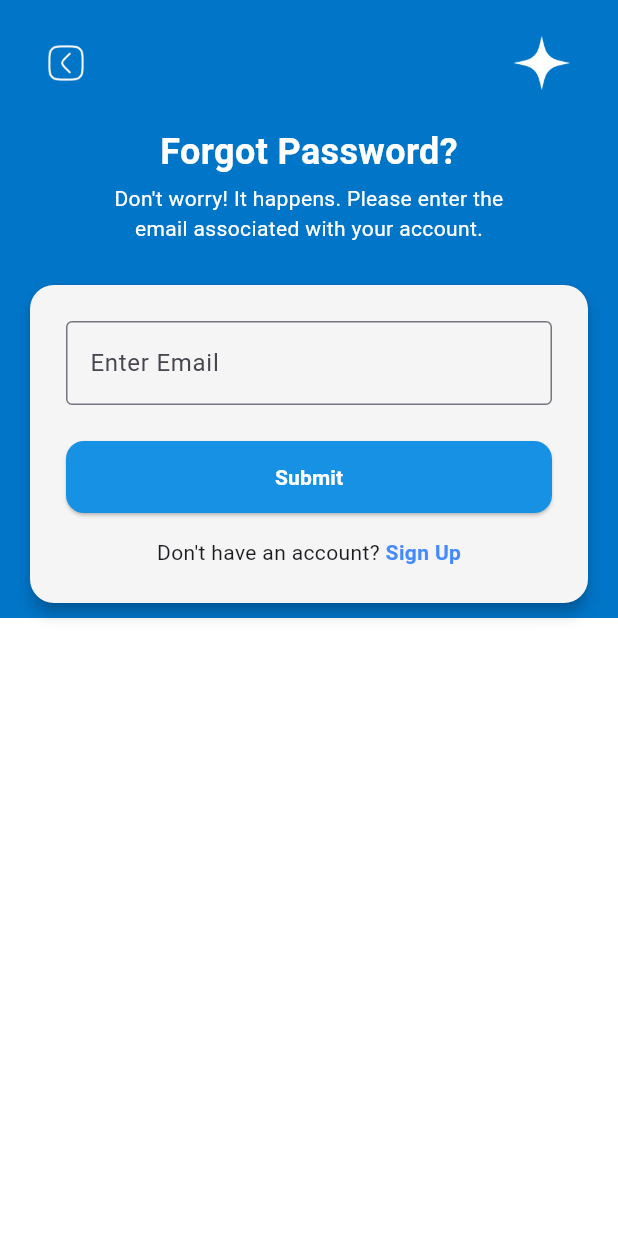
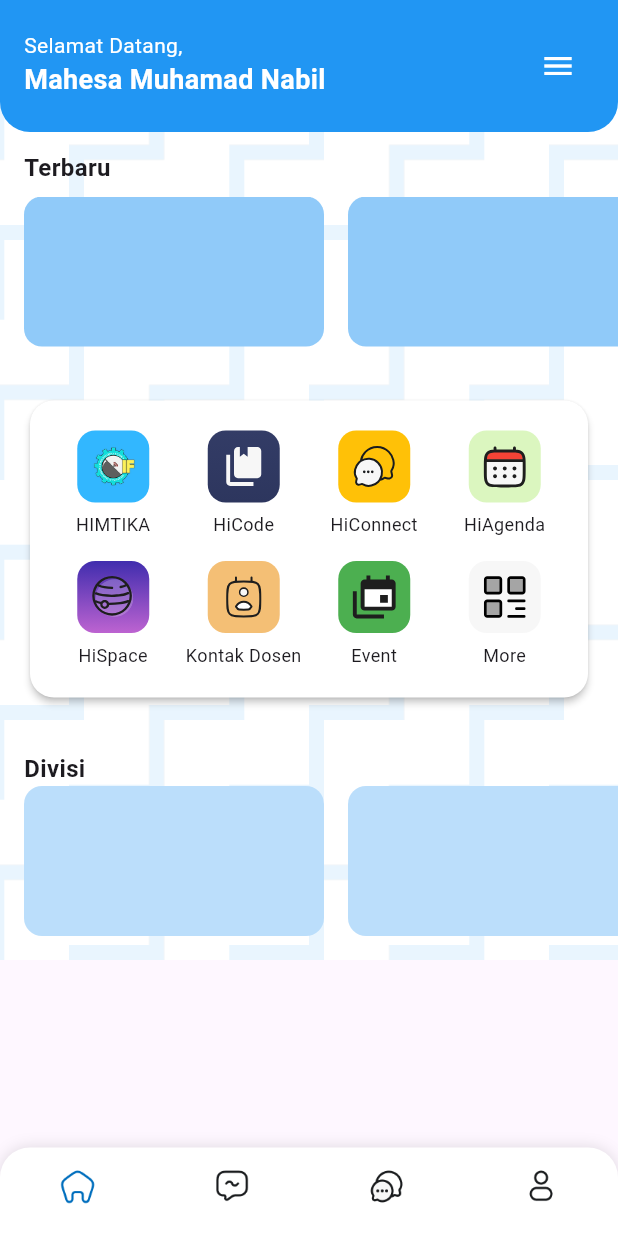
Before and after one commit to RnD-HIMTIKA/himtika-mobile-information, a Flutter app: the screen it shows after launch, on a phone screen of 412 x 824 dp. Run offline on Flutter 3.47's test engine with Material 3 defaults, Android fonts, the phone set to English and light mode, and no system bars; our stand-ins replace equatable, flutter_bloc, flutter_svg, supabase_flutter; accounts and stored records are empty.

Commit message:
membuat page home

```diff
--- /dev/null
+++ b/lib/features/home/presentation/bloc/home_bloc.dart
@@ -0,0 +1,21 @@
+import 'package:flutter_bloc/flutter_bloc.dart';
+import 'home_event.dart';
+import 'home_state.dart';
+
+class HomeBloc extends Bloc<HomeEvent, HomeState> {
+  HomeBloc() : super(const HomeState()) {
+    on<LoadHomeData>(_onLoadHomeData);
+  }
+
+  void _onLoadHomeData(LoadHomeData event, Emitter<HomeState> emit) async {
+    emit(state.copyWith(isLoading: true));
+
+    await Future.delayed(const Duration(seconds: 1)); // simulasi fetch data
+
+    emit(state.copyWith(
+      username: "Mahesa Muhamad Nabil",
+      latestItems: ["item1", "item2"],
+      isLoading: false,
+    ));
+  }
+}
--- /dev/null
+++ b/lib/features/home/presentation/bloc/home_event.dart
@@ -0,0 +1,10 @@
+import 'package:equatable/equatable.dart';
+
+abstract class HomeEvent extends Equatable {
+  const HomeEvent();
+
+  @override
+  List<Object?> get props => [];
+}
+
+class LoadHomeData extends HomeEvent {}
--- /dev/null
+++ b/lib/features/home/presentation/bloc/home_state.dart
@@ -0,0 +1,28 @@
+import 'package:equatable/equatable.dart';
+
+class HomeState extends Equatable {
+  final String username;
+  final bool isLoading;
+  final List<String> latestItems;
+
+  const HomeState({
+    this.username = '',
+    this.isLoading = false,
+    this.latestItems = const [],
+  });
+
+  HomeState copyWith({
+    String? username,
+    bool? isLoading,
+    List<String>? latestItems,
+  }) {
+    return HomeState(
+      username: username ?? this.username,
+      isLoading: isLoading ?? this.isLoading,
+      latestItems: latestItems ?? this.latestItems,
+    );
+  }
+
+  @override
+  List<Object?> get props => [username, isLoading, latestItems];
+}
--- /dev/null
+++ b/lib/features/home/presentation/pages/home.dart
@@ -0,0 +1,273 @@
+import 'package:flutter/material.dart';
+import 'package:flutter_svg/flutter_svg.dart';
+import 'package:flutter_bloc/flutter_bloc.dart';
+import '../bloc/home_bloc.dart';
+import '../bloc/home_event.dart';
+import '../bloc/home_state.dart';
+
+class HomePage extends StatelessWidget {
+  const HomePage({super.key});
+
+  @override
+  Widget build(BuildContext context) {
+    return BlocProvider(
+      create: (_) => HomeBloc()..add(LoadHomeData()),
+      child: Scaffold(
+        body: SafeArea(
+          child: BlocBuilder<HomeBloc, HomeState>(
+            builder: (context, state) {
+              if (state.isLoading) {
+                return const Center(child: CircularProgressIndicator());
+              }
+
+              return Container(
+                decoration: const BoxDecoration(
+                  color: Colors.white, // dasar putih
+                  image: DecorationImage(
+                    image: AssetImage("src/features/home/images/pattern.png"), // motif
+                    fit: BoxFit.cover,
+                    opacity: 0.1, // supaya motif samar
+                  ),
+                ),
+                child: SingleChildScrollView(
+                  child: Column(
+                    crossAxisAlignment: CrossAxisAlignment.start,
+                    children: [
+                      // Header
+                      Container(
+                        padding: const EdgeInsets.symmetric(horizontal: 16, vertical: 20),
+                        decoration: const BoxDecoration(
+                          color: Colors.blue,
+                          borderRadius: BorderRadius.only(
+                            bottomLeft: Radius.circular(20),
+                            bottomRight: Radius.circular(20),
+                          ),
+                        ),
+                        child: Row(
+                          mainAxisAlignment: MainAxisAlignment.spaceBetween,
+                          crossAxisAlignment: CrossAxisAlignment.start,
+                          children: [
+                            Column(
+                              crossAxisAlignment: CrossAxisAlignment.start,
+                              children: [
+                                const Text(
+                                  "Selamat Datang,",
+                                  style: TextStyle(
+                                    color: Colors.white,
+                                    fontSize: 14,
+                                  ),
+                                ),
+                                Text(
+                                  state.username,
+                                  style: const TextStyle(
+                                    color: Colors.white,
+                                    fontSize: 18,
+                                    fontWeight: FontWeight.bold,
+                                  ),
+                                ),
+                              ],
+                            ),
+                            IconButton(
+                              icon: const Icon(Icons.menu, color: Colors.white),
+                              onPressed: () {
+                                // Aksi ketika icon menu ditekan
+                              },
+                            ),
+                          ],
+                        ),
+                      ),
+
+                    const SizedBox(height: 12),
+
+                    // Terbaru
+                    const Padding(
+                      padding: EdgeInsets.symmetric(horizontal: 16),
+                      child: Text("Terbaru", style: TextStyle(fontSize: 16, fontWeight: FontWeight.bold)),
+                    ),
+                    const SizedBox(height: 8),
+                    SizedBox(
+                      height: 100,
+                      child: ListView.builder(
+                        scrollDirection: Axis.horizontal,
+                        itemCount: 3,
+                        itemBuilder: (_, index) => Container(
+                          width: 200,
+                          margin: const EdgeInsets.only(left: 16),
+                          decoration: BoxDecoration(
+                            color: Colors.blue[200],
+                            borderRadius: BorderRadius.circular(12),
+                          ),
+                        ),
+                      ),
+                    ),
+
+                    const SizedBox(height: 16),
+
+                    // Menu Grid
+                    Padding(
+                      padding: const EdgeInsets.all(16.0), // jarak luar card
+                      child: Card(
+                        color: Colors.white,
+                        elevation: 2,
+                        shape: RoundedRectangleBorder(
+                          borderRadius: BorderRadius.circular(16),
+                        ),
+                        child: Padding(
+                          padding: const EdgeInsets.all(12.0), // jarak dalam card
+                          child: GridView.count(
+                            shrinkWrap: true,
+                            physics: const NeverScrollableScrollPhysics(),
+                            crossAxisCount: 4,
+                            children: [
+                              _menuItem("src/features/home/icons/himtika.png", "HIMTIKA", [Color(0xFF32B7FF), Color(0xFF32B7FF)]),
+                              _menuItem("src/features/home/icons/hicode.svg", "HiCode", [Color(0xFF333C66), Color(0xFF2D365E)]),
+                              _menuItem("src/features/home/icons/hiconnect.svg", "HiConnect", [Color(0xFFFFC107), Color(0xFFFFC107)]),
+                              _menuItem("src/features/home/icons/hiagenda.svg", "HiAgenda", [Color(0xFFDBF6BF), Color(0xFFDBF6BF)]),
+                              _menuItem("src/features/home/icons/hispace.svg", "HiSpace", [Color(0xFF402DAE), Color(0xFFBD63D1)]),
+                              _menuItem("src/features/home/icons/kontak.svg", "Kontak Dosen", [Color(0xFFF4BF75), Color(0xFFF4BF75)]),
+                              _menuItem("src/features/home/icons/event.svg", "Event", [Color(0xFF4CAF50), Color(0xFF4CAF50)]),
+                              _menuItem("src/features/home/icons/more.svg", "More", [Color(0xFFF7F7F7), Color(0xFFF7F7F7)]),
+                            ],
+                          ),
+                        ),
+                      ),
+                    ),
+
+
+                    const SizedBox(height: 16),
+
+                    // Divisi
+                    const Padding(
+                      padding: EdgeInsets.symmetric(horizontal: 16),
+                      child: Text("Divisi", style: TextStyle(fontSize: 16, fontWeight: FontWeight.bold)),
+                    ),
+                    SizedBox(
+                      height: 100,
+                      child: ListView.builder(
+                        scrollDirection: Axis.horizontal,
+                        itemCount: 3,
+                        itemBuilder: (_, index) => Container(
+                          width: 200,
+                          margin: const EdgeInsets.only(left: 16),
+                          decoration: BoxDecoration(
+                            color: Colors.blue[100],
+                            borderRadius: BorderRadius.circular(12),
+                          ),
+                        ),
+                      ),
+                    ),
+
+                    const SizedBox(height: 16),
+                  ],
+                ),
+              ),
+              );
+            },
+          ),
+        ),
+       bottomNavigationBar: Container(
+        decoration: const BoxDecoration(
+          color: Colors.white,
+          borderRadius: BorderRadius.only(
+            topLeft: Radius.circular(20),
+            topRight: Radius.circular(20),
+          ),
+          boxShadow: [
+            BoxShadow(
+              color: Colors.black12,
+              spreadRadius: 0,
+              blurRadius: 8,
+            ),
+          ],
+        ),
+        child: BottomNavigationBar(
+          type: BottomNavigationBarType.fixed,
+          selectedItemColor: Colors.black,
+          unselectedItemColor: Colors.black,
+          backgroundColor: Colors.transparent,
+          elevation: 0,
+          showSelectedLabels: false,
+          showUnselectedLabels: false,
+          items: [
+            BottomNavigationBarItem(
+              icon: Image.asset(
+                "src/features/home/icons/home.png",
+                width: 24,
+                height: 24,
+              ),
+              label: "",
+            ),
+            BottomNavigationBarItem(
+              icon: Image.asset(
+                "src/features/home/icons/chat.png",
+                width: 24,
+                height: 24,
+              ),
+              label: "",
+            ),
+            BottomNavigationBarItem(
+              icon: Image.asset(
+                "src/features/home/icons/message.png",
+                width: 24,
+                height: 24,
+              ),
+              label: "",
+            ),
+            BottomNavigationBarItem(
+              icon: Image.asset(
+                "src/features/home/icons/profile.png",
+                width: 24,
+                height: 24,
+              ),
+              label: "",
+            ),
+          ],
+        ),
+      ),
+    ),
+  );
+}
+
+  Widget _menuItem(String assetPath, String label, List<Color> gradientColors) {
+    return Column(
+      mainAxisAlignment: MainAxisAlignment.center,
+      children: [
+        Container(
+          width: 48,
+          height: 48,
+          decoration: BoxDecoration(
+            gradient: LinearGradient(
+              colors: gradientColors,
+              begin: Alignment.topCenter,
+              end: Alignment.bottomCenter,
+            ),
+            borderRadius: BorderRadius.circular(12),
+          ),
+          padding: const EdgeInsets.all(8),
+          child: _buildImage(assetPath),
+        ),
+        const SizedBox(height: 6),
+        Text(
+          label,
+          textAlign: TextAlign.center,
+          style: const TextStyle(fontSize: 12),
+        ),
+      ],
+    );
+  }
+
+  Widget _buildImage(String assetPath) {
+    if (assetPath.toLowerCase().endsWith('.svg')) {
+      return SvgPicture.asset(
+        assetPath,
+        fit: BoxFit.contain,
+      );
+    } else {
+      return Image.asset(
+        assetPath,
+        fit: BoxFit.contain,
+      );
+    }
+  }
+
+}
--- a/lib/main.dart
+++ b/lib/main.dart
@@ -1,7 +1,7 @@
 import 'package:flutter/material.dart';
 import 'package:flutter_bloc/flutter_bloc.dart';
 import 'package:himtika_mobile_information/features/AdminPanel/presentation/bloc/adminpanel_bloc.dart';
-import 'package:himtika_mobile_information/features/login&register/forgot_password/presentation/pages/forgot_password_page.dart';
+import 'package:himtika_mobile_information/features/home/presentation/pages/home.dart';
 import 'core/supabase_config.dart';
 
 void main() async {
@@ -24,7 +24,7 @@ class MyApp extends StatelessWidget {
       child: MaterialApp(
         title: 'HIMTIKA Mobile Information',
         debugShowCheckedModeBanner: false,
-        home: ForgotPasswordPage(),
+        home: HomePage(),
       ),
     );
   }
```
Also changed, not shown: pubspec.yaml (+16 -3 lines), pubspec.lock, src/features/home/icons/chat.png (added), src/features/home/icons/event.svg (added), src/features/home/icons/hiagenda.svg (added), src/features/home/icons/hicode.svg (added), src/features/home/icons/hiconnect.svg (added), src/features/home/icons/himtika.png (added), src/features/home/icons/hispace.svg (added), src/features/home/icons/home.png (added), src/features/home/icons/kontak.svg (added), src/features/home/icons/message.png (added), src/features/home/icons/more.svg (added), src/features/home/icons/profile.png (added), 1 more files, 1 other file.
